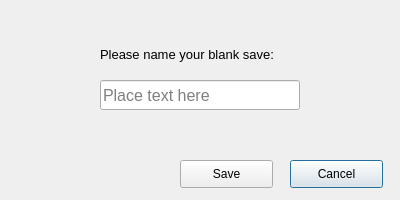
Above: BigPythonEnergy/ui/blankSaveMenu.ui from mucsci-students/2023fa-420-BigPythonEnergy before the change. Below: the same form after it.
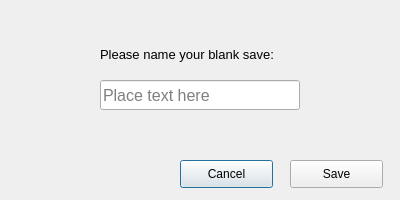
That is the form after the change. Icons and pictures are not drawn.

What changed in the file:
```diff
--- a/BigPythonEnergy/ui/blankSaveMenu.ui
+++ b/BigPythonEnergy/ui/blankSaveMenu.ui
@@ -47,7 +47,7 @@
   <widget class="QPushButton" name="cancelButton">
    <property name="geometry">
     <rect>
-     <x>290</x>
+     <x>180</x>
      <y>160</y>
      <width>93</width>
      <height>28</height>
@@ -60,7 +60,7 @@
   <widget class="QPushButton" name="saveButton">
    <property name="geometry">
     <rect>
-     <x>180</x>
+     <x>290</x>
      <y>160</y>
      <width>93</width>
      <height>28</height>
```
